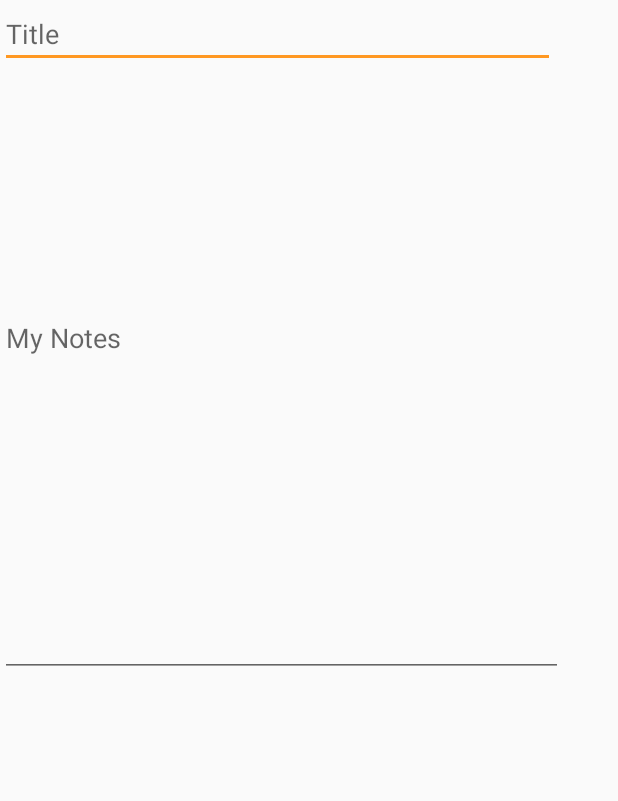
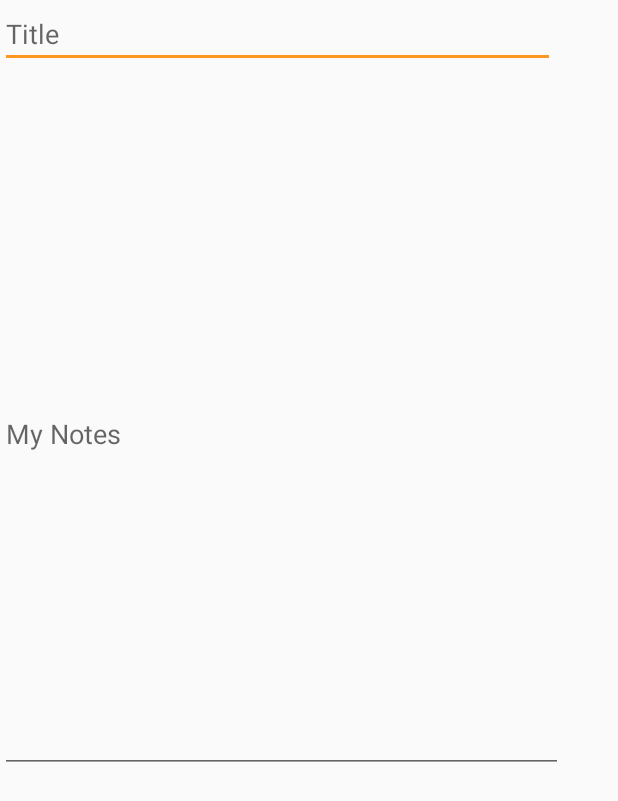
Before and after one commit to swanjala/musepadpocket, an Android app: the layout add_new_note_layout.xml on its own in the app's theme, with its tools: preview values and no code run, on a phone screen of 412 x 824 dp. Shown: the top 801 px of the screen. Run offline under Robolectric (Android 15) with nearby library versions, the phone set to English and light mode, and no system bars.

Commit message:
(best-practice): create resources for layout attributes
- Implements string values to resourse file
- Implement dimension to dimension files

[Implements #Task-base-best--practices]

```diff
--- a/app/src/main/res/layout/add_new_note_layout.xml
+++ b/app/src/main/res/layout/add_new_note_layout.xml
@@ -8,22 +8,23 @@
 
     <EditText
         android:id="@+id/editText2"
-        android:layout_width="370dp"
+        android:layout_width="@dimen/note_title_width"
         android:layout_height="wrap_content"
         android:ems="10"
-        android:hint="Title"
+        android:hint="@string/title"
         android:inputType="textPersonName"
         tools:layout_editor_absoluteX="6dp"
         tools:layout_editor_absoluteY="5dp" />
 
     <EditText
         android:id="@+id/editText4"
-        android:layout_width="375dp"
-        android:layout_height="451dp"
+        android:layout_width="@dimen/add_note_width"
+        android:layout_height="@dimen/add_note_height"
+        android:layout_marginTop="@dimen/add_note_margin_top"
         android:ems="10"
-        android:hint="My Notes"
+        android:hint="@string/my_notes"
         android:inputType="textPersonName"
         android:singleLine="false"
-        tools:layout_editor_absoluteX="6dp"
-        tools:layout_editor_absoluteY="58dp" />
+        app:layout_constraintStart_toStartOf="@+id/editText2"
+        app:layout_constraintTop_toTopOf="@+id/editText2" />
 </android.support.constraint.ConstraintLayout>
--- /dev/null
+++ b/app/src/main/res/values/dimens.xml
@@ -0,0 +1,7 @@
+<?xml version="1.0" encoding="utf-8"?>
+<resources>
+    <dimen name="add_note_width">375dp</dimen>
+    <dimen name="add_note_height">451dp</dimen>
+    <dimen name="add_note_margin_top">64dp</dimen>
+    <dimen name="note_title_width">370dp</dimen>
+</resources>
--- a/app/src/main/res/values/strings.xml
+++ b/app/src/main/res/values/strings.xml
@@ -1,3 +1,5 @@
 <resources>
     <string name="app_name">Muse Pad Pocket</string>
+    <string name="title">Title</string>
+    <string name="my_notes">My Notes</string>
 </resources>
```
